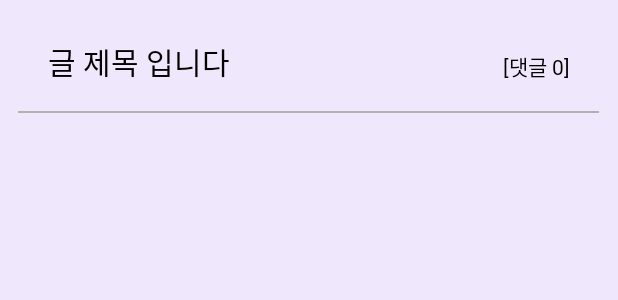
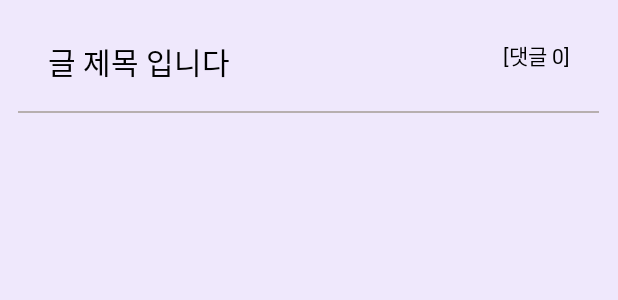
Before and after one commit to kotlin-project-team/frontend, an Android app: the layout post_adapter_view.xml on its own in the app's theme, with its tools: preview values and no code run, on a phone screen of 412 x 824 dp. Shown: the top 300 px of the screen. Run offline under Robolectric (Android 15) with nearby library versions, the phone set to English and light mode, and no system bars.

Commit message:
feat: adapterView 추가 [#2]

```diff
--- a/dongamboard/app/src/main/res/layout/activity_title.xml
+++ b/dongamboard/app/src/main/res/layout/post_adapter_view.xml
@@ -7,7 +7,7 @@
     android:background="#EFE8FC">
 
     <TextView
-        android:id="@+id/textView3"
+        android:id="@+id/tvPostTitle"
         android:layout_width="wrap_content"
         android:layout_height="wrap_content"
         android:layout_marginStart="32dp"
@@ -20,10 +20,10 @@
         app:layout_constraintTop_toTopOf="parent" />
 
     <TextView
-        android:id="@+id/textView4"
+        android:id="@+id/tvCmtCnt"
         android:layout_width="wrap_content"
         android:layout_height="wrap_content"
-        android:layout_marginTop="33dp"
+        android:layout_marginTop="26dp"
         android:layout_marginEnd="32dp"
         android:fontFamily="@font/bmjua_otf"
         android:text="[댓글 0]"
@@ -40,7 +40,7 @@
         android:layout_marginEnd="1dp"
         app:layout_constraintEnd_toEndOf="parent"
         app:layout_constraintStart_toStartOf="parent"
-        app:layout_constraintTop_toBottomOf="@+id/textView3"
+        app:layout_constraintTop_toBottomOf="@+id/tvPostTitle"
         app:srcCompat="@drawable/nline" />
 
 </androidx.constraintlayout.widget.ConstraintLayout>
```
Also changed, not shown: dongamboard/app/src/main/res/layout/comment_adapter_view.xml (added, +46 -0 lines).
